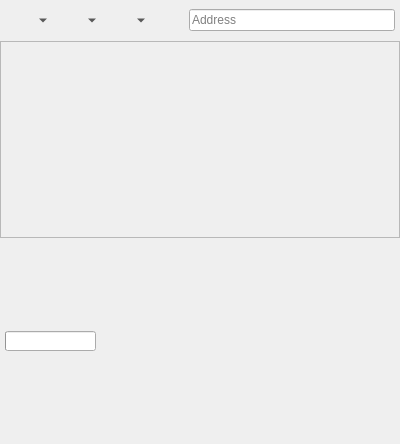
textbrowser/dooble, file 2.x/UI/dooble_page.ui: the form before one commit.
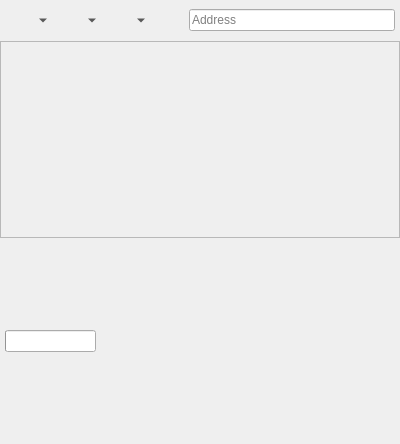
The form after the commit. Custom widgets are drawn as their Qt base class.

Commit message: Removed size.

What changed in the file:
```diff
--- a/2.x/UI/dooble_page.ui
+++ b/2.x/UI/dooble_page.ui
@@ -177,12 +177,6 @@
          <verstretch>0</verstretch>
         </sizepolicy>
        </property>
-       <property name="maximumSize">
-        <size>
-         <width>16777215</width>
-         <height>20</height>
-        </size>
-       </property>
        <property name="value">
         <number>0</number>
        </property>
```
